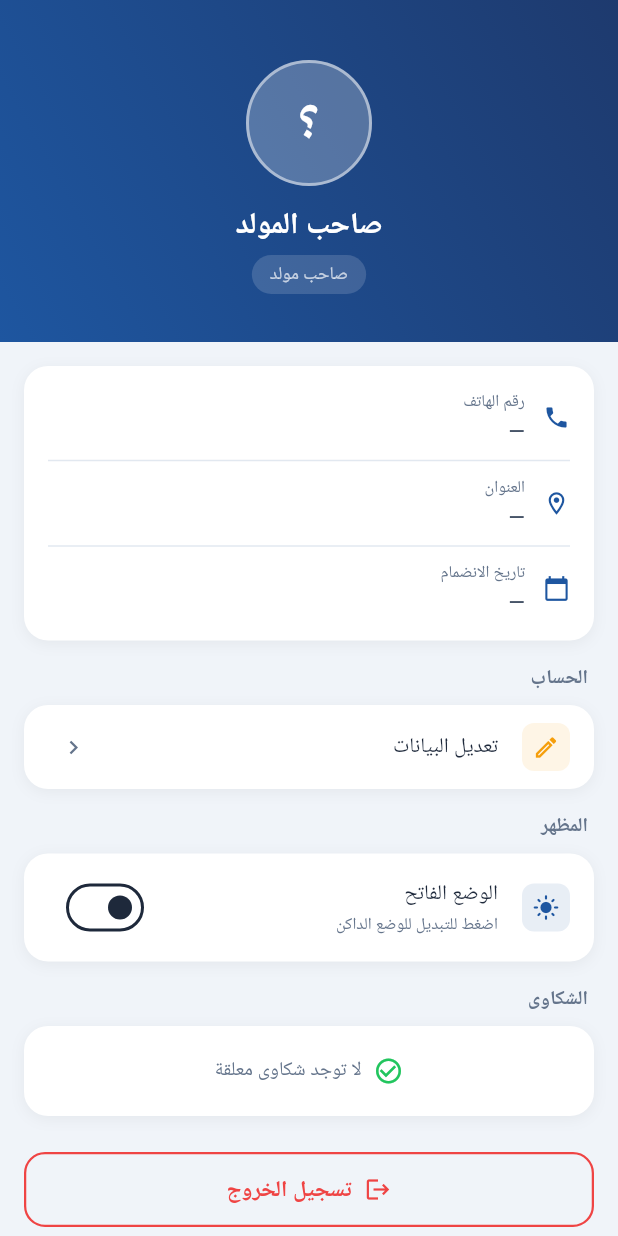
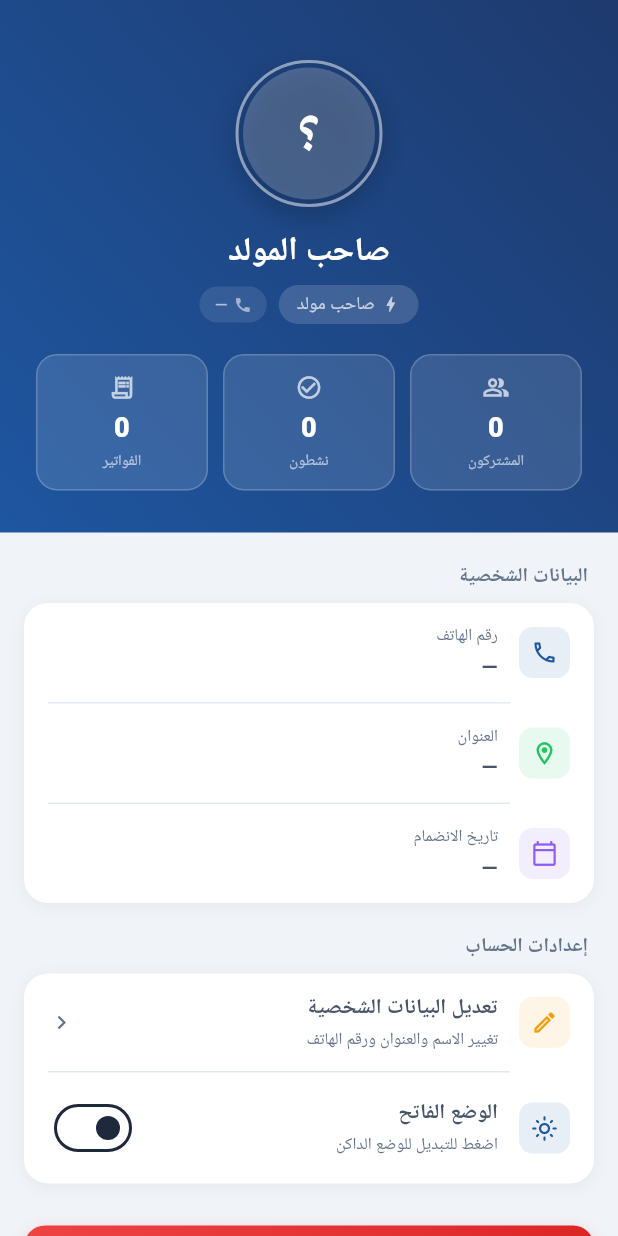
Before and after one commit to Mohmmed-AlShweikh/Power-House, a Flutter app: the _AdminProfileTab widget shown alone on an empty page, opened directly, on a phone screen of 412 x 824 dp. Run offline on Flutter 3.47's test engine with Material 3 defaults, Android fonts, the phone set to English and light mode, and no system bars; drawn by our look-alikes of flutter_animate; our stand-ins replace cloud_firestore, firebase_auth, firebase_core, flutter_local_notifications, flutter_riverpod, go_router and 2 more; accounts and stored records are empty; network calls fail.

Commit message:
Redesign the profile page and remove the complaints section
Update the admin profile tab by removing the complaints section, enhancing the header with an avatar, name, and role badge, adding quick stats cards for subscribers and bills, reorganizing personal information, and consolidating account and appearance settings.

Replit-Commit-Author: Agent
Replit-Commit-Session-Id: 10bb220d-f51f-4f1e-b62d-f3fbb3f686c6
Replit-Commit-Checkpoint-Type: full_checkpoint
Replit-Commit-Event-Id: 9f28514f-9dbf-40be-a303-396802e03bca
Replit-Commit-Screenshot-Url: https://storage.googleapis.com/screenshot-production-us-central1/728698b7-8089-4acd-9c65-2df0f036a9c2/10bb220d-f51f-4f1e-b62d-f3fbb3f686c6/UuCaKmX
Replit-Helium-Checkpoint-Created: true

```diff
--- a/lib/views/screens/admin/admin_screen.dart
+++ b/lib/views/screens/admin/admin_screen.dart
@@ -2676,16 +2676,30 @@ class _AdminProfileTab extends ConsumerWidget {
     final profile = ref.watch(authProvider).profile;
     final theme = Theme.of(context);
     final isDark = theme.brightness == Brightness.dark;
-    final complaintsAsync = ref.watch(complaintsProvider);
+    final subsAsync = ref.watch(subscribersProvider);
+    final billsStats = ref.watch(monthlyBillStatsProvider);
 
     final initials = (profile?.name.isNotEmpty == true)
         ? profile!.name[0].toUpperCase()
         : '؟';
 
+    final totalSubs = subsAsync.when(
+        data: (s) => s.length, loading: () => 0, error: (_, __) => 0);
+    final activeSubs = subsAsync.when(
+        data: (s) =>
+            s.where((u) => u.subscriptionStatus == SubscriptionStatus.active).length,
+        loading: () => 0,
+        error: (_, __) => 0);
+    final totalBills = billsStats.paidCount + billsStats.unpaidCount;
+
+    final joinDate = profile != null
+        ? '${profile.createdAt.day}/${profile.createdAt.month}/${profile.createdAt.year}'
+        : '—';
+
     return ListView(
       padding: EdgeInsets.zero,
       children: [
-        // ── Header gradient ────────────────────────────────────────────────
+        // ── Header ────────────────────────────────────────────────────────
         Container(
           decoration: const BoxDecoration(
             gradient: LinearGradient(
@@ -2694,49 +2708,101 @@ class _AdminProfileTab extends ConsumerWidget {
               colors: [AppColors.primaryDark, AppColors.primary],
             ),
           ),
-          padding: const EdgeInsets.fromLTRB(24, 40, 24, 32),
+          padding: const EdgeInsets.fromLTRB(24, 40, 24, 28),
           child: Column(
             children: [
+              // Avatar with glow ring
               Container(
-                width: 84,
-                height: 84,
+                padding: const EdgeInsets.all(3),
                 decoration: BoxDecoration(
-                  color: Colors.white.withOpacity(0.25),
                   shape: BoxShape.circle,
-                  border: Border.all(
-                      color: Colors.white.withOpacity(0.5), width: 2),
+                  border: Border.all(color: Colors.white.withOpacity(0.5), width: 2),
+                  boxShadow: [
+                    BoxShadow(
+                        color: Colors.black.withOpacity(0.2),
+                        blurRadius: 16,
+                        offset: const Offset(0, 6))
+                  ],
                 ),
-                child: Center(
-                  child: Text(
-                    initials,
-                    style: const TextStyle(
-                        color: Colors.white,
-                        fontSize: 34,
-                        fontWeight: FontWeight.w700),
+                child: CircleAvatar(
+                  radius: 44,
+                  backgroundColor: Colors.white.withOpacity(0.2),
+                  child: Text(initials,
+                      style: const TextStyle(
+                          color: Colors.white,
+                          fontSize: 36,
+                          fontWeight: FontWeight.w700)),
+                ),
+              ).animate().scaleXY(begin: 0.85, end: 1, duration: 400.ms, curve: Curves.easeOutBack),
+              const SizedBox(height: 14),
+              Text(
+                profile?.name.isNotEmpty == true ? profile!.name : 'صاحب المولد',
+                style: const TextStyle(
+                    color: Colors.white, fontSize: 22, fontWeight: FontWeight.w700),
+              ).animate().fadeIn(delay: 100.ms),
+              const SizedBox(height: 6),
+              Row(
+                mainAxisSize: MainAxisSize.min,
+                children: [
+                  Container(
+                    padding: const EdgeInsets.symmetric(horizontal: 12, vertical: 4),
+                    decoration: BoxDecoration(
+                      color: Colors.white.withOpacity(0.15),
+                      borderRadius: BorderRadius.circular(20),
+                    ),
+                    child: Row(
+                      mainAxisSize: MainAxisSize.min,
+                      children: [
+                        const Icon(Icons.bolt, color: Colors.white70, size: 13),
+                        const SizedBox(width: 4),
+                        const Text('صاحب مولد',
+                            style: TextStyle(color: Colors.white70, fontSize: 12)),
+                      ],
+                    ),
                   ),
-                ),
-              ),
-              const SizedBox(height: 12),
-              Text(
-                profile?.name.isNotEmpty == true
-                    ? profile!.name
-                    : 'صاحب المولد',
-                style: const TextStyle(
-                    color: Colors.white,
-                    fontSize: 20,
-                    fontWeight: FontWeight.w700),
-              ),
-              const SizedBox(height: 4),
-              Container(
-                padding:
-                    const EdgeInsets.symmetric(horizontal: 12, vertical: 4),
-                decoration: BoxDecoration(
-                  color: Colors.white.withOpacity(0.15),
-                  borderRadius: BorderRadius.circular(20),
-                ),
-                child: const Text('صاحب مولد',
-                    style: TextStyle(color: Colors.white70, fontSize: 12)),
-              ),
+                  const SizedBox(width: 8),
+                  Container(
+                    padding: const EdgeInsets.symmetric(horizontal: 10, vertical: 4),
+                    decoration: BoxDecoration(
+                      color: Colors.white.withOpacity(0.1),
+                      borderRadius: BorderRadius.circular(20),
+                    ),
+                    child: Row(
+                      mainAxisSize: MainAxisSize.min,
+                      children: [
+                        const Icon(Icons.phone, color: Colors.white54, size: 12),
+                        const SizedBox(width: 4),
+                        Text(profile?.phone.isNotEmpty == true ? profile!.phone : '—',
+                            style: const TextStyle(color: Colors.white60, fontSize: 11)),
+                      ],
+                    ),
+                  ),
+                ],
+              ).animate().fadeIn(delay: 150.ms),
+              const SizedBox(height: 20),
+
+              // ── Quick Stats ───────────────────────────────────────────────
+              Row(
+                children: [
+                  _ProfileStatChip(
+                    label: 'المشتركون',
+                    value: '$totalSubs',
+                    icon: Icons.people_alt_outlined,
+                  ),
+                  const SizedBox(width: 10),
+                  _ProfileStatChip(
+                    label: 'نشطون',
+                    value: '$activeSubs',
+                    icon: Icons.check_circle_outline,
+                  ),
+                  const SizedBox(width: 10),
+                  _ProfileStatChip(
+                    label: 'الفواتير',
+                    value: '$totalBills',
+                    icon: Icons.receipt_long_outlined,
+                  ),
+                ],
+              ).animate().fadeIn(delay: 200.ms).slideY(begin: 0.2, end: 0, duration: 350.ms),
             ],
           ),
         ),
@@ -2746,9 +2812,11 @@ class _AdminProfileTab extends ConsumerWidget {
           child: Column(
             crossAxisAlignment: CrossAxisAlignment.start,
             children: [
-              // ── Info card ────────────────────────────────────────────────
+              const SizedBox(height: 4),
+
+              // ── البيانات الشخصية ──────────────────────────────────────────
+              const _SectionLabel('البيانات الشخصية'),
               Container(
-                padding: const EdgeInsets.all(16),
                 decoration: BoxDecoration(
                   color: theme.cardTheme.color,
                   borderRadius: BorderRadius.circular(16),
@@ -2761,28 +2829,33 @@ class _AdminProfileTab extends ConsumerWidget {
                 ),
                 child: Column(
                   children: [
-                    _PRow(Icons.phone, 'رقم الهاتف', profile?.phone ?? '—'),
-                    const Divider(height: 20, color: AppColors.lightBorder),
-                    _PRow(
-                        Icons.location_on_outlined,
-                        'العنوان',
-                        profile?.address?.isNotEmpty == true
-                            ? profile!.address
-                            : '—'),
-                    const Divider(height: 20, color: AppColors.lightBorder),
-                    _PRow(
-                        Icons.calendar_today,
-                        'تاريخ الانضمام',
-                        profile != null
-                            ? '${profile.createdAt.day}/${profile.createdAt.month}/${profile.createdAt.year}'
-                            : '—'),
+                    _InfoTile(
+                      icon: Icons.phone_outlined,
+                      iconColor: AppColors.primary,
+                      label: 'رقم الهاتف',
+                      value: profile?.phone.isNotEmpty == true ? profile!.phone : '—',
+                    ),
+                    _Separator(),
+                    _InfoTile(
+                      icon: Icons.location_on_outlined,
+                      iconColor: AppColors.success,
+                      label: 'العنوان',
+                      value: profile?.address?.isNotEmpty == true ? profile!.address! : '—',
+                    ),
+                    _Separator(),
+                    _InfoTile(
+                      icon: Icons.calendar_today_outlined,
+                      iconColor: const Color(0xFF8B5CF6),
+                      label: 'تاريخ الانضمام',
+                      value: joinDate,
+                    ),
                   ],
                 ),
-              ),
-              const SizedBox(height: 16),
-
-              // ── الحساب ───────────────────────────────────────────────────
-              const _SectionLabel('الحساب'),
+              ).animate().fadeIn().slideY(begin: 0.15, end: 0, duration: 300.ms),
+              const SizedBox(height: 20),
+
+              // ── إعدادات الحساب ────────────────────────────────────────────
+              const _SectionLabel('إعدادات الحساب'),
               Container(
                 decoration: BoxDecoration(
                   color: theme.cardTheme.color,
@@ -2794,148 +2867,83 @@ class _AdminProfileTab extends ConsumerWidget {
                         offset: const Offset(0, 2))
                   ],
                 ),
-                child: ListTile(
-                  leading: Container(
-                    padding: const EdgeInsets.all(7),
-                    decoration: BoxDecoration(
-                      color: AppColors.warning.withOpacity(0.1),
-                      borderRadius: BorderRadius.circular(8),
+                child: Column(
+                  children: [
+                    _ActionTile(
+                      icon: Icons.edit_outlined,
+                      iconColor: AppColors.warning,
+                      title: 'تعديل البيانات الشخصية',
+                      subtitle: 'تغيير الاسم والعنوان ورقم الهاتف',
+                      onTap: () => _showEditSheet(context, ref),
                     ),
-                    child: const Icon(Icons.edit_outlined,
-                        size: 18, color: AppColors.warning),
+                    _Separator(),
+                    _ActionTile(
+                      icon: isDark ? Icons.dark_mode_outlined : Icons.light_mode_outlined,
+                      iconColor: AppColors.primary,
+                      title: isDark ? 'الوضع الداكن' : 'الوضع الفاتح',
+                      subtitle: isDark ? 'اضغط للتبديل للوضع الفاتح' : 'اضغط للتبديل للوضع الداكن',
+                      trailing: Switch(
+                        value: isDark,
+                        onChanged: (_) => ref.read(themeProvider.notifier).toggle(),
+                        activeColor: AppColors.primary,
+                      ),
+                      onTap: () => ref.read(themeProvider.notifier).toggle(),
+                    ),
+                  ],
+                ),
+              ).animate().fadeIn(delay: 50.ms).slideY(begin: 0.15, end: 0, duration: 300.ms),
+              const SizedBox(height: 28),
+
+              // ── تسجيل الخروج ─────────────────────────────────────────────
+              Container(
+                width: double.infinity,
+                decoration: BoxDecoration(
+                  gradient: const LinearGradient(
+                    colors: [Color(0xFFDC2626), Color(0xFFEF4444)],
+                    begin: Alignment.topRight,
+                    end: Alignment.bottomLeft,
                   ),
-                  title: const Text('تعديل البيانات',
-                      style:
-                          TextStyle(fontSize: 14, fontWeight: FontWeight.w500)),
-                  trailing: const Icon(Icons.chevron_left,
-                      color: AppColors.lightMuted, size: 18),
-                  onTap: () => _showEditSheet(context, ref),
-                ),
-              ),
-              const SizedBox(height: 16),
-
-              // ── المظهر ───────────────────────────────────────────────────
-              const _SectionLabel('المظهر'),
-              Container(
-                decoration: BoxDecoration(
-                  color: theme.cardTheme.color,
-                  borderRadius: BorderRadius.circular(16),
+                  borderRadius: BorderRadius.circular(14),
                   boxShadow: [
                     BoxShadow(
-                        color: Colors.black.withOpacity(0.05),
-                        blurRadius: 8,
-                        offset: const Offset(0, 2))
+                        color: AppColors.error.withOpacity(0.25),
+                        blurRadius: 10,
+                        offset: const Offset(0, 4))
                   ],
                 ),
-                child: ListTile(
-                  leading: Container(
-                    padding: const EdgeInsets.all(7),
-                    decoration: BoxDecoration(
-                      color: AppColors.primary.withOpacity(0.1),
-                      borderRadius: BorderRadius.circular(8),
-                    ),
-                    child: Icon(
-                      isDark ? Icons.dark_mode : Icons.light_mode,
-                      size: 18,
-                      color: AppColors.primary,
+                child: Material(
+                  color: Colors.transparent,
+                  child: InkWell(
+                    borderRadius: BorderRadius.circular(14),
+                    onTap: () async {
+                      await ref.read(authProvider.notifier).signOut();
+                      if (context.mounted) context.go('/login');
+                    },
+                    child: const Padding(
+                      padding: EdgeInsets.symmetric(vertical: 15),
+                      child: Row(
+                        mainAxisAlignment: MainAxisAlignment.center,
+                        children: [
+                          Icon(Icons.logout_rounded, color: Colors.white, size: 20),
+                          SizedBox(width: 8),
+                          Text('تسجيل الخروج',
+                              style: TextStyle(
+                                  color: Colors.white,
+                                  fontWeight: FontWeight.w700,
+                                  fontSize: 15)),
+                        ],
+                      ),
                     ),
                   ),
-                  title: Text(
-                    isDark ? 'الوضع الداكن' : 'الوضع الفاتح',
-                    style: const TextStyle(
-                        fontSize: 14, fontWeight: FontWeight.w500),
-                  ),
-                  subtitle: Text(
-                    isDark
-                        ? 'اضغط للتبديل للوضع الفاتح'
-                        : 'اضغط للتبديل للوضع الداكن',
-                    style: const TextStyle(
-                        fontSize: 11, color: AppColors.lightMuted),
-                  ),
-                  trailing: Switch(
-                    value: isDark,
-                    onChanged: (_) =>
-                        ref.read(themeProvider.notifier).toggle(),
-                    activeColor: AppColors.primary,
-                  ),
-                  onTap: () => ref.read(themeProvider.notifier).toggle(),
                 ),
-              ),
-              const SizedBox(height: 16),
-
-              // ── الشكاوى ──────────────────────────────────────────────────
-              const _SectionLabel('الشكاوى'),
-              complaintsAsync.when(
-                data: (complaints) => complaints.isEmpty
-                    ? Container(
-                        padding: const EdgeInsets.all(20),
-                        decoration: BoxDecoration(
-                          color: theme.cardTheme.color,
-                          borderRadius: BorderRadius.circular(16),
-                          boxShadow: [
-                            BoxShadow(
-                                color: Colors.black.withOpacity(0.05),
-                                blurRadius: 8,
-                                offset: const Offset(0, 2))
-                          ],
-                        ),
-                        child: const Row(
-                          mainAxisAlignment: MainAxisAlignment.center,
-                          children: [
-                            Icon(Icons.check_circle_outline,
-                                color: AppColors.success, size: 20),
-                            SizedBox(width: 8),
-                            Text('لا توجد شكاوى معلقة',
-                                style: TextStyle(
-                                    fontSize: 13, color: AppColors.lightMuted)),
-                          ],
-                        ),
-                      )
-                    : Column(
-                        children: complaints
-                            .map((c) => Padding(
-                                  padding: const EdgeInsets.only(bottom: 10),
-                                  child: _ComplaintCard(item: c),
-                                ))
-                            .toList(),
-                      ),
-                loading: () =>
-                    const Center(child: CircularProgressIndicator()),
-                error: (_, __) => const SizedBox.shrink(),
-              ),
-              const SizedBox(height: 24),
-
-              // ── تسجيل الخروج ─────────────────────────────────────────────
-              SizedBox(
-                width: double.infinity,
-                child: OutlinedButton.icon(
-                  onPressed: () async {
-                    await ref.read(authProvider.notifier).signOut();
-                    if (context.mounted) context.go('/login');
-                  },
-                  icon: const Icon(Icons.logout,
-                      size: 18, color: AppColors.error),
-                  label: const Text('تسجيل الخروج',
-                      style: TextStyle(
-                          color: AppColors.error,
-                          fontWeight: FontWeight.w600,
-                          fontSize: 15)),
-                  style: OutlinedButton.styleFrom(
-                    padding: const EdgeInsets.symmetric(vertical: 14),
-                    side:
-                        const BorderSide(color: AppColors.error, width: 1.5),
-                    shape: RoundedRectangleBorder(
-                        borderRadius: BorderRadius.circular(14)),
-                  ),
-                ),
-              ),
+              ).animate().fadeIn(delay: 100.ms),
               const SizedBox(height: 24),
 
               Center(
                 child: Text('بوابة المولدات v1.0.0',
                     style: TextStyle(
-                        fontSize: 12,
-                        color: AppColors.lightMuted.withOpacity(0.6))),
+                        fontSize: 11,
+                        color: AppColors.lightMuted.withOpacity(0.5))),
               ),
               const SizedBox(height: 24),
             ],
@@ -3485,3 +3493,143 @@ class _PRow extends StatelessWidget {
         ],
       );
 }
+
+class _ProfileStatChip extends StatelessWidget {
+  final String label, value;
+  final IconData icon;
+  const _ProfileStatChip(
+      {required this.label, required this.value, required this.icon});
+
+  @override
+  Widget build(BuildContext context) => Expanded(
+        child: Container(
+          padding: const EdgeInsets.symmetric(vertical: 12, horizontal: 8),
+          decoration: BoxDecoration(
+            color: Colors.white.withOpacity(0.12),
+            borderRadius: BorderRadius.circular(14),
+            border:
+                Border.all(color: Colors.white.withOpacity(0.2), width: 1),
+          ),
+          child: Column(
+            children: [
+              Icon(icon, color: Colors.white70, size: 18),
+              const SizedBox(height: 5),
+              Text(value,
+                  style: const TextStyle(
+                      color: Colors.white,
+                      fontSize: 18,
+                      fontWeight: FontWeight.w800)),
+              const SizedBox(height: 2),
+              Text(label,
+                  style: const TextStyle(
+                      color: Colors.white60, fontSize: 10)),
+            ],
+          ),
+        ),
+      );
+}
+
+class _InfoTile extends StatelessWidget {
+  final IconData icon;
+  final Color iconColor;
+  final String label, value;
+  const _InfoTile(
+      {required this.icon,
+      required this.iconColor,
+      required this.label,
+      required this.value});
+
+  @override
+  Widget build(BuildContext context) => Padding(
+        padding: const EdgeInsets.symmetric(horizontal: 16, vertical: 14),
+        child: Row(
+          children: [
+            Container(
+              padding: const EdgeInsets.all(8),
+              decoration: BoxDecoration(
+                  color: iconColor.withOpacity(0.1),
+                  borderRadius: BorderRadius.circular(9)),
+              child: Icon(icon, size: 18, color: iconColor),
+            ),
+            const SizedBox(width: 14),
+            Expanded(
+              child: Column(
+                crossAxisAlignment: CrossAxisAlignment.start,
+                children: [
+                  Text(label,
+                      style: const TextStyle(
+                          fontSize: 11, color: AppColors.lightMuted)),
+                  const SizedBox(height: 2),
+                  Text(value,
+                      style: const TextStyle(
+                          fontSize: 14, fontWeight: FontWeight.w600)),
+                ],
+              ),
+            ),
+          ],
+        ),
+      );
+}
+
+class _ActionTile extends StatelessWidget {
+  final IconData icon;
+  final Color iconColor;
+  final String title, subtitle;
+  final Widget? trailing;
+  final VoidCallback onTap;
+  const _ActionTile(
+      {required this.icon,
+      required this.iconColor,
+      required this.title,
+      required this.subtitle,
+      this.trailing,
+      required this.onTap});
+
+  @override
+  Widget build(BuildContext context) => InkWell(
+        onTap: onTap,
+        borderRadius: BorderRadius.circular(16),
+        child: Padding(
+          padding: const EdgeInsets.symmetric(horizontal: 16, vertical: 13),
+          child: Row(
+            children: [
+              Container(
+                padding: const EdgeInsets.all(8),
+                decoration: BoxDecoration(
+                    color: iconColor.withOpacity(0.1),
+                    borderRadius: BorderRadius.circular(9)),
+                child: Icon(icon, size: 18, color: iconColor),
+              ),
+              const SizedBox(width: 14),
+              Expanded(
+                child: Column(
+                  crossAxisAlignment: CrossAxisAlignment.start,
+                  children: [
+                    Text(title,
+                        style: const TextStyle(
+                            fontSize: 14, fontWeight: FontWeight.w600)),
+                    const SizedBox(height: 2),
+                    Text(subtitle,
+                        style: const TextStyle(
+                            fontSize: 11, color: AppColors.lightMuted)),
+                  ],
+                ),
+              ),
+              trailing ??
+                  const Icon(Icons.chevron_left,
+                      color: AppColors.lightMuted, size: 18),
+            ],
+          ),
+        ),
+      );
+}
+
+class _Separator extends StatelessWidget {
+  @override
+  Widget build(BuildContext context) => const Divider(
+        height: 1,
+        indent: 56,
+        endIndent: 16,
+        color: AppColors.lightBorder,
+      );
+}
```
